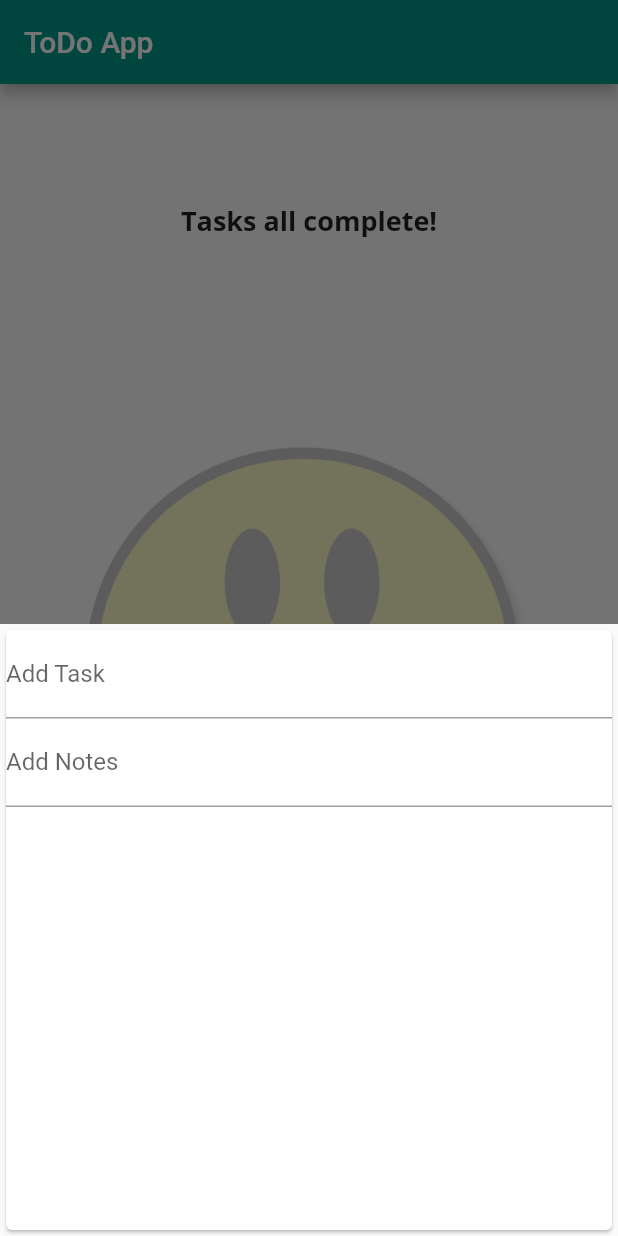
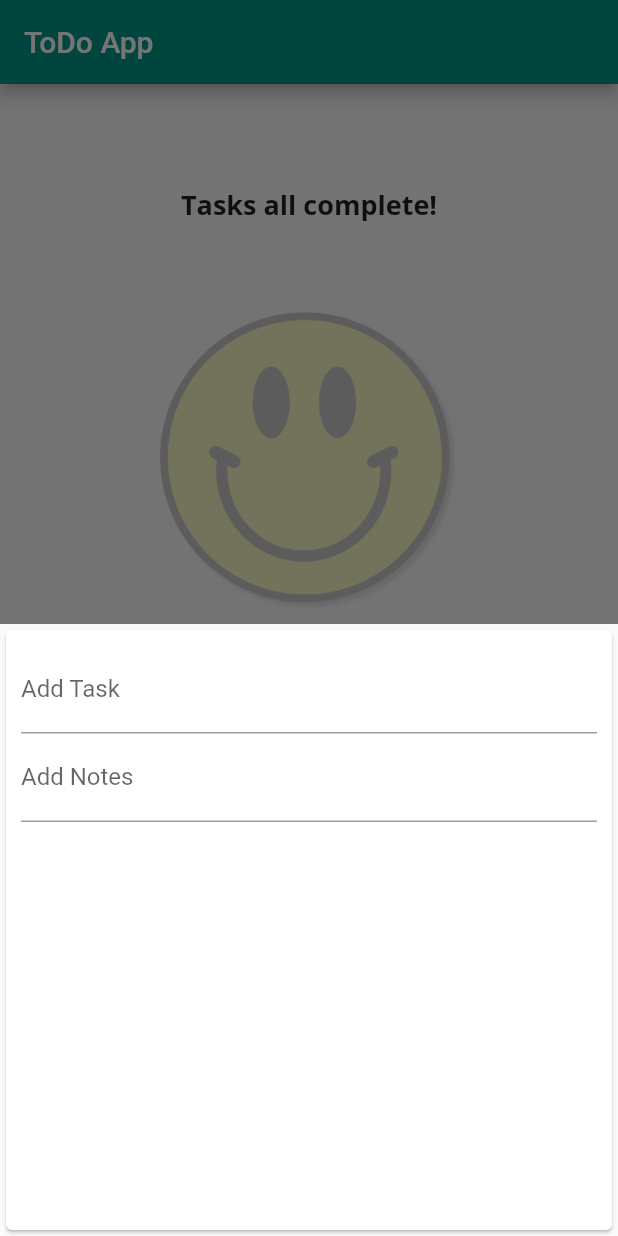
Before and after one commit to sthprashant/ToDoApp, a Flutter app: the screen it shows after launch, after a tap on the "add" icon, on a phone screen of 412 x 824 dp. Run offline on Flutter 3.47's test engine with Material 2 defaults, Android fonts, the phone set to English and light mode, and no system bars.

Commit message:
a few adjustments

```diff
--- a/lib/main.dart
+++ b/lib/main.dart
@@ -36,6 +36,7 @@ class HomePage extends StatefulWidget {
 class _HomePageState extends State<HomePage> {
   final List<Task> _listOfTodos = [];
   final List<Task> _completedListOfTodos = [];
+  //MediaQuery queryData;
 
   void submitTask({String title, String taskNotes, DateTime date}) {
     Navigator.of(context)
@@ -105,11 +106,8 @@ class _HomePageState extends State<HomePage> {
       appBar: AppBar(
         title: Text('ToDo App'),
       ),
-      body: Column(
-        children: <Widget>[
-          ToDoList(_listOfTodos, deleteTask, taskInfo, completeTask),
-        ],
-      ),
+      body:ToDoList(_listOfTodos, deleteTask, taskInfo, completeTask),
+
       floatingActionButtonLocation: FloatingActionButtonLocation.centerFloat,
       floatingActionButton: FloatingActionButton(
         child: Icon(Icons.add),
--- a/lib/new_task.dart
+++ b/lib/new_task.dart
@@ -18,15 +18,11 @@ class NewTask extends StatelessWidget {
     final taskName = _addEntryController.text;
     final description = _descriptionController.text;
 
-    if(taskName.isEmpty || description.isEmpty){
+    if (taskName.isEmpty || description.isEmpty) {
       return;
     }
 
-      submitTask(
-      title:taskName,
-      taskNotes: description
-    );
-
+    submitTask(title: taskName, taskNotes: description);
   }
 
   @override
@@ -34,6 +30,12 @@ class NewTask extends StatelessWidget {
     return Card(
       child: Container(
         height: 400,
+        padding: EdgeInsets.only(
+          top: 10,
+          left: 10,
+          right: 10,
+          bottom: MediaQuery.of(context).viewInsets.bottom + 10,
+        ),
         child: Column(
           children: <Widget>[
             TextField(
@@ -49,7 +51,6 @@ class NewTask extends StatelessWidget {
           ],
         ),
       ),
-
     );
   }
 }
--- a/lib/todolist.dart
+++ b/lib/todolist.dart
@@ -1,6 +1,7 @@
 import 'package:flutter/material.dart';
 
 import './models/task.dart';
+//import './task_detail.dart';
 
 class ToDoList extends StatelessWidget {
   final List<Task> _listOfTodos;
@@ -13,14 +14,13 @@ class ToDoList extends StatelessWidget {
 
   @override
   Widget build(BuildContext context) {
-    return SingleChildScrollView(
-      child: Container(
+    return Container(
       margin: EdgeInsets.all(10),
-        height: 600,
+      height: 400,
       child: _listOfTodos.isEmpty
           ? Center(
               child: Column(
-                  mainAxisAlignment: MainAxisAlignment.spaceAround,
+                mainAxisAlignment: MainAxisAlignment.spaceEvenly,
                 children: <Widget>[
                   Text(
                     'Tasks all complete!',
@@ -28,7 +28,7 @@ class ToDoList extends StatelessWidget {
                     textAlign: TextAlign.center,
                   ),
                   Container(
-                      height: 300,
+                    height: 200,
                     child: Opacity(
                       opacity: 0.2,
                       child: Image.asset(
@@ -51,6 +51,7 @@ class ToDoList extends StatelessWidget {
                       _listOfTodos[index].id,
                     ),
                     child: ListTile(
+                      onTap:() => taskInfo(context,index),
                       title: Text(
                         _listOfTodos[index].title,
                         style: Theme.of(context).textTheme.title,
@@ -70,7 +71,6 @@ class ToDoList extends StatelessWidget {
                 );
               },
               itemCount: _listOfTodos.length,
-              ),
             ),
     );
   }
```
Also changed, not shown: 2 other files. Lines whose indentation alone changed are shown as unchanged.
